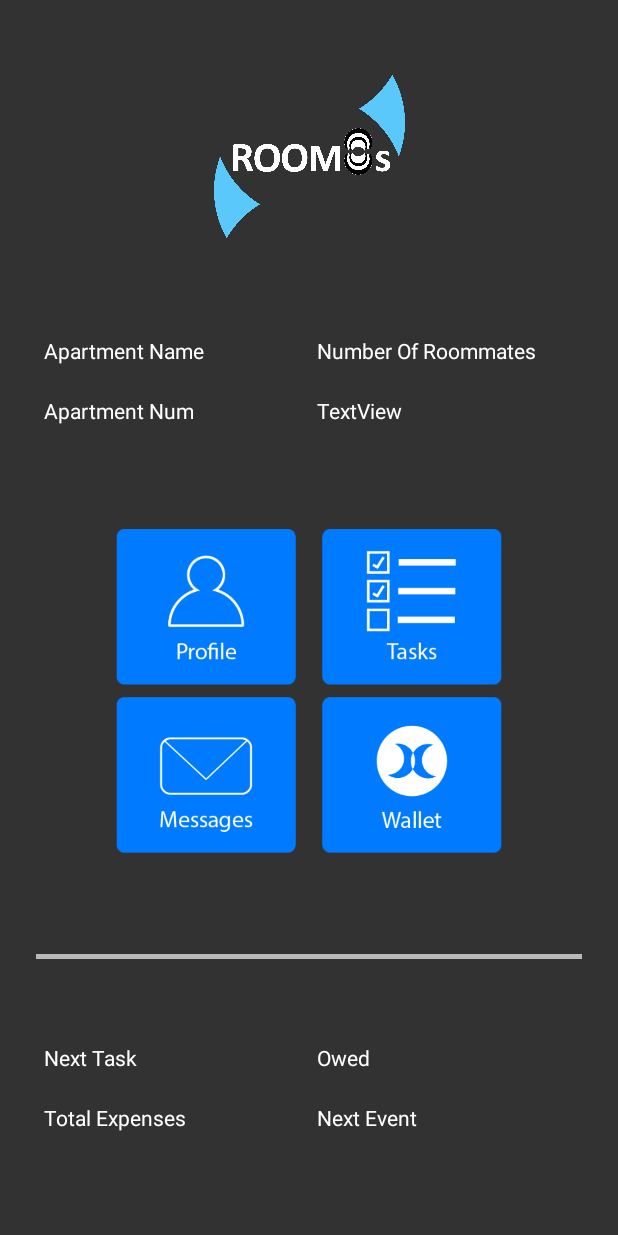
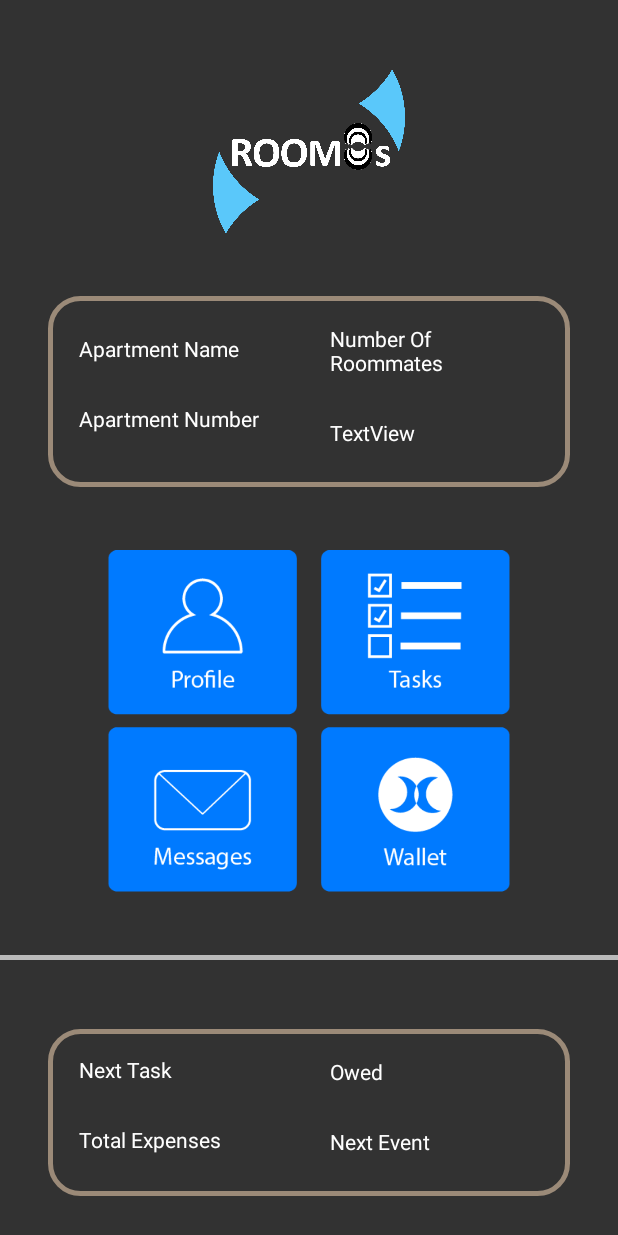
Before and after one commit to ShayGali/Room8s, an Android app: the HomePageFragment screen opened through its navigation route, on a phone screen of 412 x 824 dp. Run offline under Robolectric (Android 15) with nearby library versions, the phone set to English and light mode, and no system bars.

Commit message:
fragment_home_page.xml desgin

```diff
--- a/front/code/app/src/main/res/drawable/layout_border_style.xml
+++ b/front/code/app/src/main/res/drawable/layout_border_style.xml
@@ -1,7 +1,16 @@
 <?xml version="1.0" encoding="utf-8"?>
 <shape xmlns:android="http://schemas.android.com/apk/res/android"
-    android:shape="rectangle" >
-    <corners
-        android:radius="3dp"/>
-    <stroke android:width="3dp" android:color="#BABABA"/>
+    android:shape="rectangle">
+    <corners android:radius="20dp"
+
+        />
+    <stroke
+
+        android:width="3dp"
+        android:color="@color/border_color" />
+    <padding
+        android:bottom="5dp"
+        android:left="5dp"
+        android:right="5dp"
+        android:top="5dp" />
 </shape>
--- a/front/code/app/src/main/res/layout/fragment_home_page.xml
+++ b/front/code/app/src/main/res/layout/fragment_home_page.xml
@@ -4,31 +4,39 @@
     xmlns:tools="http://schemas.android.com/tools"
     android:layout_width="match_parent"
     android:layout_height="match_parent"
+    android:background="#323232"
     tools:context=".fragments.home_page_fragments.HomePageFragment">
+
+    <androidx.constraintlayout.widget.Guideline
+        android:id="@+id/guideline5"
+        android:layout_width="wrap_content"
+        android:layout_height="wrap_content"
+        android:orientation="horizontal"
+        app:layout_constraintGuide_percent="0.023094688" />
 
     <ImageView
         android:id="@+id/logo"
-        android:layout_width="0dp"
+        android:layout_width="128dp"
         android:layout_height="110dp"
-        android:layout_marginTop="5dp"
         android:layout_marginBottom="5dp"
         android:contentDescription="@string/logo"
         android:src="@drawable/logo_dark_mode"
         app:layout_constraintBottom_toTopOf="@+id/apartment_detail_layout"
-        app:layout_constraintDimensionRatio="w,1.16:1"
         app:layout_constraintEnd_toEndOf="parent"
         app:layout_constraintStart_toStartOf="parent"
-        app:layout_constraintTop_toTopOf="parent" />
+        app:layout_constraintTop_toTopOf="@+id/guideline5" />
 
     <LinearLayout
         android:id="@+id/apartment_detail_layout"
         android:layout_width="match_parent"
         android:layout_height="wrap_content"
-        android:layout_marginStart="24dp"
+        android:layout_marginStart="32dp"
         android:layout_marginTop="10dp"
-        android:layout_marginEnd="24dp"
-        android:layout_marginBottom="10dp"
+        android:layout_marginEnd="32dp"
+        android:layout_marginBottom="5dp"
         android:background="@drawable/layout_border_style"
+
+        android:baselineAligned="false"
         app:layout_constraintBottom_toTopOf="@+id/btn_layout"
         app:layout_constraintEnd_toEndOf="parent"
         app:layout_constraintStart_toStartOf="parent"
@@ -37,7 +45,12 @@
         <LinearLayout
             android:layout_width="match_parent"
             android:layout_height="match_parent"
+            android:layout_marginStart="7dp"
+            android:layout_marginTop="3dp"
+            android:layout_marginEnd="5dp"
+            android:layout_marginBottom="3dp"
             android:layout_weight="1"
+            android:gravity="center"
             android:orientation="vertical">
 
             <TextView
@@ -48,7 +61,8 @@
                 android:layout_marginTop="5dp"
                 android:layout_marginEnd="5dp"
                 android:layout_marginBottom="15dp"
-                android:text="Apartment Name" />
+                android:padding="3dp"
+                android:text="@string/apartment_name" />
 
             <TextView
                 android:id="@+id/textView11"
@@ -58,13 +72,19 @@
                 android:layout_marginTop="5dp"
                 android:layout_marginEnd="5dp"
                 android:layout_marginBottom="15dp"
-                android:text="Apartment Num" />
+                android:padding="3dp"
+                android:text="@string/apartment_number" />
         </LinearLayout>
 
         <LinearLayout
             android:layout_width="match_parent"
             android:layout_height="match_parent"
+            android:layout_marginStart="5dp"
+            android:layout_marginTop="5dp"
+            android:layout_marginEnd="5dp"
+            android:layout_marginBottom="3dp"
             android:layout_weight="1"
+            android:gravity="center"
             android:orientation="vertical">
 
             <TextView
@@ -75,7 +95,8 @@
                 android:layout_marginTop="5dp"
                 android:layout_marginEnd="5dp"
                 android:layout_marginBottom="15dp"
-                android:text="Number Of Roommates" />
+                android:padding="3dp"
+                android:text="@string/number_of_roommates" />
 
             <TextView
                 android:id="@+id/textView13"
@@ -85,7 +106,8 @@
                 android:layout_marginTop="5dp"
                 android:layout_marginEnd="5dp"
                 android:layout_marginBottom="15dp"
-                android:text="TextView" />
+                android:padding="3dp"
+                android:text="@string/textview" />
         </LinearLayout>
     </LinearLayout>
 
@@ -94,10 +116,8 @@
         android:id="@+id/hr_view"
         android:layout_width="match_parent"
         android:layout_height="3dp"
-        android:layout_marginStart="24dp"
-        android:layout_marginTop="24dp"
-        android:layout_marginEnd="24dp"
-        android:layout_marginBottom="5dp"
+        android:layout_marginTop="10dp"
+        android:layout_marginBottom="10dp"
         android:background="#BABABA"
         app:layout_constraintBottom_toTopOf="@+id/app_data_layout"
         app:layout_constraintEnd_toEndOf="parent"
@@ -108,6 +128,10 @@
         android:id="@+id/btn_layout"
         android:layout_width="match_parent"
         android:layout_height="wrap_content"
+        android:layout_marginStart="5dp"
+        android:layout_marginTop="10dp"
+        android:layout_marginEnd="5dp"
+        android:layout_marginBottom="5dp"
         app:layout_constraintBottom_toTopOf="@+id/hr_view"
         app:layout_constraintEnd_toEndOf="parent"
         app:layout_constraintStart_toStartOf="parent"
@@ -116,79 +140,88 @@
 
         <ImageView
             android:id="@+id/go_to_tasks_btn"
-            android:layout_width="wrap_content"
-            android:layout_height="wrap_content"
+            android:layout_width="0dp"
+            android:layout_height="110dp"
             android:layout_marginStart="8dp"
             android:layout_marginTop="15dp"
             android:layout_marginEnd="75dp"
             android:layout_marginBottom="8dp"
             android:adjustViewBounds="true"
+            android:background="?attr/selectableItemBackgroundBorderless"
             android:clickable="true"
-            android:contentDescription="Go to tasks screen button"
+            android:contentDescription="@string/go_to_tasks_screen"
 
             android:maxWidth="120dp"
             android:maxHeight="150dp"
             android:scaleType="fitCenter"
             android:src="@drawable/tasks_btn"
             app:layout_constraintBottom_toTopOf="@+id/go_to_wallet_btn"
+            app:layout_constraintDimensionRatio="w,1.15:1"
             app:layout_constraintEnd_toEndOf="parent"
             app:layout_constraintStart_toEndOf="@+id/go_to_profile_btn"
             app:layout_constraintTop_toBottomOf="parent" />
 
         <ImageView
             android:id="@+id/go_to_profile_btn"
-            android:layout_width="wrap_content"
-            android:layout_height="wrap_content"
+
+            android:layout_width="0dp"
+            android:layout_height="110dp"
             android:layout_marginStart="75dp"
             android:layout_marginTop="15dp"
             android:layout_marginEnd="8dp"
             android:layout_marginBottom="8dp"
             android:adjustViewBounds="true"
+            android:background="?attr/selectableItemBackgroundBorderless"
             android:clickable="true"
-            android:contentDescription="Go to profile screen button"
-            android:maxWidth="120dp"
-            android:maxHeight="150dp"
+            android:contentDescription="@string/go_to_profile_screen"
             android:scaleType="fitCenter"
             android:src="@drawable/profile_btn"
             app:layout_constraintBottom_toTopOf="@+id/go_to_messages_btn"
+            app:layout_constraintDimensionRatio="w,1.15:1"
             app:layout_constraintEnd_toStartOf="@+id/go_to_tasks_btn"
             app:layout_constraintStart_toStartOf="parent"
             app:layout_constraintTop_toBottomOf="parent" />
 
         <ImageView
             android:id="@+id/go_to_messages_btn"
-            android:layout_width="wrap_content"
-            android:layout_height="wrap_content"
+
+            android:layout_width="0dp"
+            android:layout_height="110dp"
             android:layout_marginStart="75dp"
             android:layout_marginTop="8dp"
             android:layout_marginEnd="8dp"
             android:adjustViewBounds="true"
+            android:background="?attr/selectableItemBackgroundBorderless"
             android:clickable="true"
-            android:contentDescription="Go to chat screen button"
+            android:contentDescription="@string/go_to_chat_screen"
             android:maxWidth="120dp"
 
             android:maxHeight="150dp"
             android:scaleType="fitCenter"
             android:src="@drawable/messages_btn"
+            app:layout_constraintDimensionRatio="w,1.15:1"
             app:layout_constraintEnd_toStartOf="@+id/go_to_wallet_btn"
             app:layout_constraintStart_toStartOf="parent"
             app:layout_constraintTop_toBottomOf="@+id/go_to_profile_btn" />
 
         <ImageView
             android:id="@+id/go_to_wallet_btn"
-            android:layout_width="wrap_content"
-            android:layout_height="wrap_content"
+
+            android:layout_width="0dp"
+            android:layout_height="110dp"
             android:layout_marginStart="8dp"
             android:layout_marginTop="8dp"
             android:layout_marginEnd="75dp"
             android:adjustViewBounds="true"
+            android:background="?attr/selectableItemBackgroundBorderless"
             android:clickable="true"
 
-            android:contentDescription="Go to wallet screen button"
+            android:contentDescription="@string/go_to_wallet_screen"
             android:maxWidth="120dp"
             android:maxHeight="150dp"
             android:scaleType="fitCenter"
             android:src="@drawable/wallet_btn"
+            app:layout_constraintDimensionRatio="w,1.15:1"
             app:layout_constraintEnd_toEndOf="parent"
             app:layout_constraintStart_toEndOf="@+id/go_to_messages_btn"
             app:layout_constraintTop_toBottomOf="@+id/go_to_tasks_btn" />
@@ -198,11 +231,11 @@
         android:id="@+id/app_data_layout"
         android:layout_width="match_parent"
         android:layout_height="wrap_content"
-        android:layout_marginStart="24dp"
-        android:layout_marginTop="1dp"
-        android:layout_marginEnd="24dp"
-        android:layout_marginBottom="10dp"
+        android:layout_marginStart="32dp"
+        android:layout_marginTop="10dp"
+        android:layout_marginEnd="32dp"
         android:background="@drawable/layout_border_style"
+        android:baselineAligned="false"
         app:layout_constraintBottom_toBottomOf="parent"
         app:layout_constraintEnd_toEndOf="parent"
         app:layout_constraintStart_toStartOf="parent"
@@ -211,7 +244,12 @@
         <LinearLayout
             android:layout_width="match_parent"
             android:layout_height="match_parent"
+            android:layout_marginStart="7dp"
+            android:layout_marginTop="3dp"
+            android:layout_marginEnd="5dp"
+            android:layout_marginBottom="3dp"
             android:layout_weight="1"
+            android:gravity="center"
             android:orientation="vertical">
 
             <TextView
@@ -222,7 +260,8 @@
                 android:layout_marginTop="5dp"
                 android:layout_marginEnd="5dp"
                 android:layout_marginBottom="15dp"
-                android:text="Next Task" />
+                android:padding="3dp"
+                android:text="@string/next_task" />
 
             <TextView
                 android:id="@+id/textView4"
@@ -232,13 +271,19 @@
                 android:layout_marginTop="5dp"
                 android:layout_marginEnd="5dp"
                 android:layout_marginBottom="15dp"
-                android:text="Total Expenses" />
+                android:padding="3dp"
+                android:text="@string/total_expenses" />
         </LinearLayout>
 
         <LinearLayout
             android:layout_width="match_parent"
             android:layout_height="match_parent"
+            android:layout_marginStart="5dp"
+            android:layout_marginTop="5dp"
+            android:layout_marginEnd="5dp"
+            android:layout_marginBottom="3dp"
             android:layout_weight="1"
+            android:gravity="center"
             android:orientation="vertical">
 
             <TextView
@@ -249,7 +294,8 @@
                 android:layout_marginTop="5dp"
                 android:layout_marginEnd="5dp"
                 android:layout_marginBottom="15dp"
-                android:text="Owed" />
+                android:padding="3dp"
+                android:text="@string/owed" />
 
             <TextView
                 android:id="@+id/textView3"
@@ -259,7 +305,8 @@
                 android:layout_marginTop="5dp"
                 android:layout_marginEnd="5dp"
                 android:layout_marginBottom="15dp"
-                android:text="Next Event" />
+                android:padding="3dp"
+                android:text="@string/next_event" />
         </LinearLayout>
     </LinearLayout>
 
--- a/front/code/app/src/main/res/values/strings.xml
+++ b/front/code/app/src/main/res/values/strings.xml
@@ -12,4 +12,16 @@
     <string name="task_button">task buttin</string>
     <string name="logo">logo</string>
     <string name="submit">submit</string>
+    <string name="next_event">Next Event</string>
+    <string name="owed">Owed</string>
+    <string name="total_expenses">Total Expenses</string>
+    <string name="next_task">Next Task</string>
+    <string name="go_to_wallet_screen">Go to wallet screen</string>
+    <string name="go_to_chat_screen">Go to chat screen</string>
+    <string name="go_to_profile_screen">Go to profile screen</string>
+    <string name="go_to_tasks_screen">Go to tasks screen</string>
+    <string name="textview">TextView</string>
+    <string name="number_of_roommates">Number Of Roommates</string>
+    <string name="apartment_number">Apartment Number</string>
+    <string name="apartment_name">Apartment Name</string>
 </resources>
```
